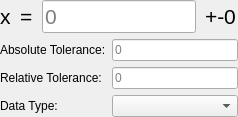
This is atef/ui/comp_equals.ui in pcdshub/atef as Qt 5 draws it before an edit. The edited form follows.
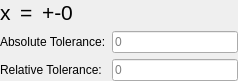
This is the edited form.

Commit message: ENH: try to place multi mode widget into basic symbol comparison screens for testing.

```diff
--- a/atef/ui/comp_equals.ui
+++ b/atef/ui/comp_equals.ui
@@ -7,7 +7,7 @@
     <x>0</x>
     <y>0</y>
     <width>238</width>
-    <height>113</height>
+    <height>80</height>
    </rect>
   </property>
   <property name="windowTitle">
@@ -59,16 +59,11 @@
       </widget>
      </item>
      <item>
-      <widget class="QLineEdit" name="value_edit">
-       <property name="font">
-        <font>
-         <pointsize>16</pointsize>
-        </font>
+      <layout class="QVBoxLayout" name="value_layout">
+       <property name="spacing">
+        <number>0</number>
        </property>
-       <property name="placeholderText">
-        <string>0</string>
-       </property>
-      </widget>
+      </layout>
      </item>
      <item>
       <widget class="QLabel" name="range_label">
@@ -106,6 +101,13 @@
        </property>
       </widget>
      </item>
+     <item row="0" column="1">
+      <widget class="QLineEdit" name="atol_edit">
+       <property name="placeholderText">
+        <string>0</string>
+       </property>
+      </widget>
+     </item>
      <item row="1" column="0">
       <widget class="QLabel" name="rtol_label">
        <property name="text">
@@ -113,20 +115,6 @@
        </property>
       </widget>
      </item>
-     <item row="2" column="0">
-      <widget class="QLabel" name="data_type_label">
-       <property name="text">
-        <string>Data Type:</string>
-       </property>
-      </widget>
-     </item>
-     <item row="0" column="1">
-      <widget class="QLineEdit" name="atol_edit">
-       <property name="placeholderText">
-        <string>0</string>
-       </property>
-      </widget>
-     </item>
      <item row="1" column="1">
       <widget class="QLineEdit" name="rtol_edit">
        <property name="placeholderText">
@@ -134,9 +122,6 @@
        </property>
       </widget>
      </item>
-     <item row="2" column="1">
-      <widget class="QComboBox" name="data_type_combo"/>
-     </item>
     </layout>
    </item>
   </layout>
```
The commit also changes 3 other files.
